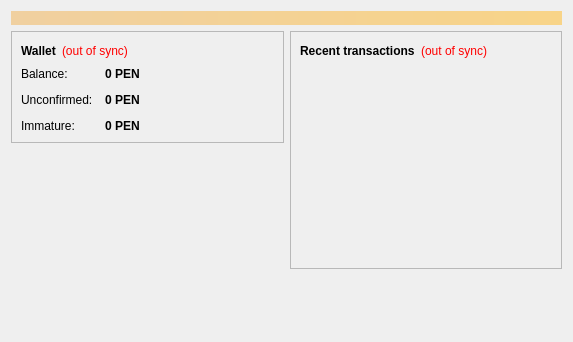
Before: the Qt Designer form src/qt/forms/overviewpage.ui in Teknowizardry/Pentakle, drawn with Qt 5.
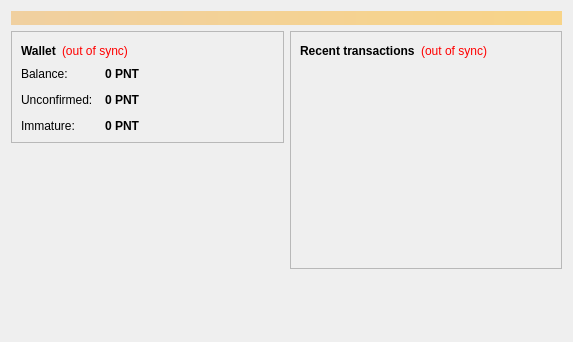
After: the same form once the commit is applied. Icons and pictures are not drawn.

Patch:
```diff
--- a/src/qt/forms/overviewpage.ui
+++ b/src/qt/forms/overviewpage.ui
@@ -122,7 +122,7 @@
                <string>Your current balance</string>
               </property>
               <property name="text">
-               <string notr="true">0 PEN</string>
+               <string notr="true">0 PNT</string>
               </property>
               <property name="textInteractionFlags">
                <set>Qt::LinksAccessibleByMouse|Qt::TextSelectableByKeyboard|Qt::TextSelectableByMouse</set>
@@ -151,7 +151,7 @@
                <string>Total of transactions that have yet to be confirmed, and do not yet count toward the current balance</string>
               </property>
               <property name="text">
-               <string notr="true">0 PEN</string>
+               <string notr="true">0 PNT</string>
               </property>
               <property name="textInteractionFlags">
                <set>Qt::LinksAccessibleByMouse|Qt::TextSelectableByKeyboard|Qt::TextSelectableByMouse</set>
@@ -177,7 +177,7 @@
                <string>Mined balance that has not yet matured</string>
               </property>
               <property name="text">
-               <string notr="true">0 PEN</string>
+               <string notr="true">0 PNT</string>
               </property>
               <property name="textInteractionFlags">
                <set>Qt::LinksAccessibleByMouse|Qt::TextSelectableByKeyboard|Qt::TextSelectableByMouse</set>
```
